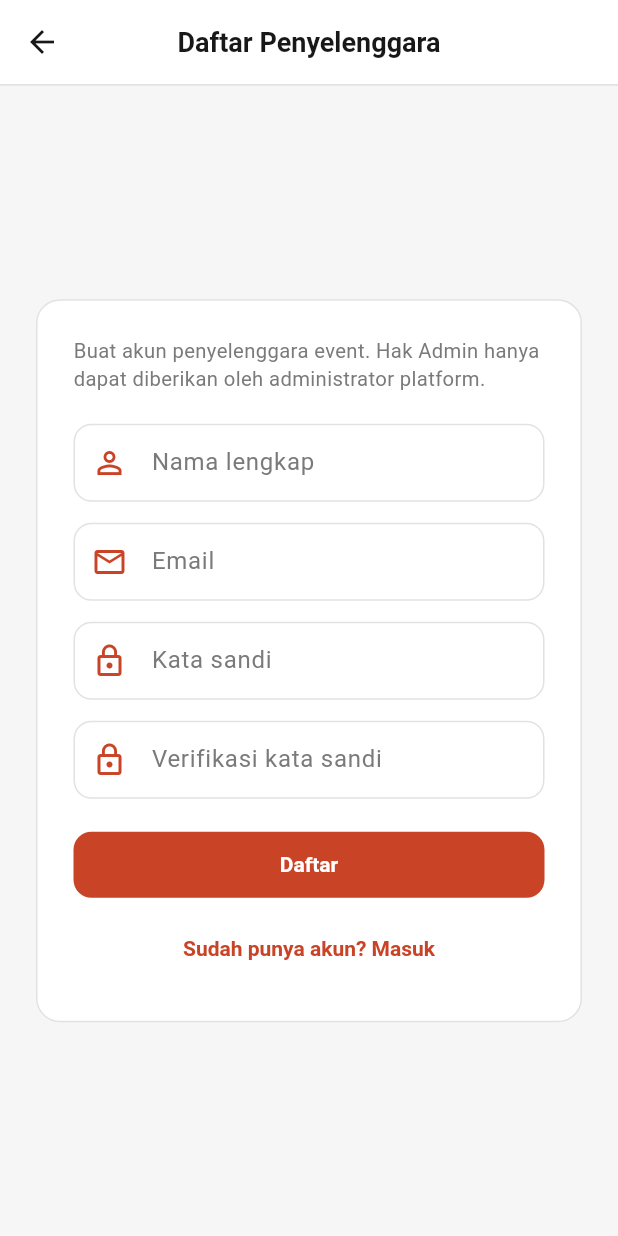
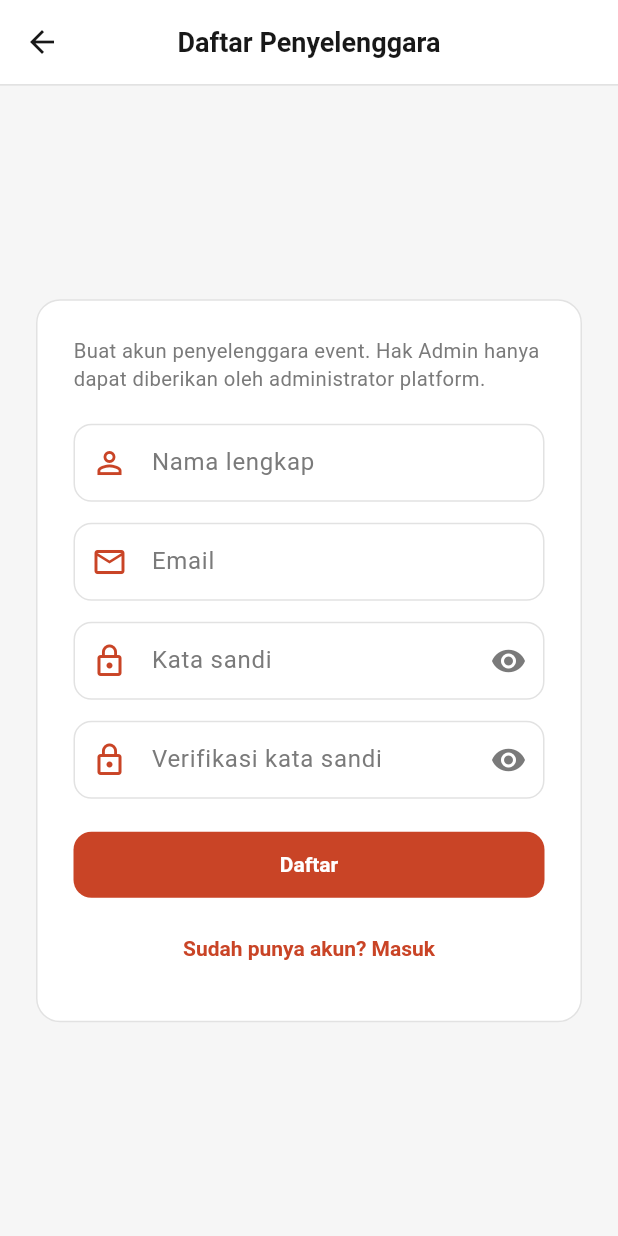
Before and after one commit to azbyte/e_ticket_event_qr_scane, a Flutter app: the RegisterScreen screen opened by its route, on a phone screen of 412 x 824 dp. Run offline on Flutter 3.47's test engine with Material 3 defaults, Android fonts, the phone set to English and light mode, and no system bars; our stand-ins replace flutter_secure_storage, image_picker, qr_flutter; missing offline and left inert: mobile_scanner; accounts and stored records are empty; network calls fail.

Commit message:
feat(auth): tambah tombol lihat kata sandi pada registrasi

```diff
--- a/apps/lib/features/auth/screens/register_screen.dart
+++ b/apps/lib/features/auth/screens/register_screen.dart
@@ -18,6 +18,8 @@ class _RegisterScreenState extends State<RegisterScreen> {
   final _email = TextEditingController();
   final _password = TextEditingController();
   final _confirmPassword = TextEditingController();
+  bool _obscurePassword = true;
+  bool _obscureConfirmPassword = true;
 
   @override
   void dispose() {
@@ -114,11 +116,23 @@ class _RegisterScreenState extends State<RegisterScreen> {
                       TextFormField(
                         key: const Key('register-password-field'),
                         controller: _password,
-                        obscureText: true,
+                        obscureText: _obscurePassword,
                         textInputAction: TextInputAction.next,
-                        decoration: const InputDecoration(
+                        decoration: InputDecoration(
                           labelText: 'Kata sandi',
-                          prefixIcon: Icon(Icons.lock_outline, color: AppTheme.primaryColor),
+                          prefixIcon: const Icon(Icons.lock_outline, color: AppTheme.primaryColor),
+                          suffixIcon: IconButton(
+                            key: const Key('register-password-visibility-toggle'),
+                            tooltip: _obscurePassword
+                                ? 'Tampilkan kata sandi'
+                                : 'Sembunyikan kata sandi',
+                            icon: Icon(
+                              _obscurePassword ? Icons.visibility : Icons.visibility_off,
+                              color: AppTheme.slateGray,
+                            ),
+                            onPressed: () =>
+                                setState(() => _obscurePassword = !_obscurePassword),
+                          ),
                         ),
                         validator: InputValidator.password,
                       ),
@@ -126,12 +140,27 @@ class _RegisterScreenState extends State<RegisterScreen> {
                       TextFormField(
                         key: const Key('register-confirm-password-field'),
                         controller: _confirmPassword,
-                        obscureText: true,
+                        obscureText: _obscureConfirmPassword,
                         textInputAction: TextInputAction.done,
                         onFieldSubmitted: (_) => _submit(),
-                        decoration: const InputDecoration(
+                        decoration: InputDecoration(
                           labelText: 'Verifikasi kata sandi',
-                          prefixIcon: Icon(Icons.lock_outline, color: AppTheme.primaryColor),
+                          prefixIcon: const Icon(Icons.lock_outline, color: AppTheme.primaryColor),
+                          suffixIcon: IconButton(
+                            key: const Key('register-confirm-password-visibility-toggle'),
+                            tooltip: _obscureConfirmPassword
+                                ? 'Tampilkan verifikasi kata sandi'
+                                : 'Sembunyikan verifikasi kata sandi',
+                            icon: Icon(
+                              _obscureConfirmPassword
+                                  ? Icons.visibility
+                                  : Icons.visibility_off,
+                              color: AppTheme.slateGray,
+                            ),
+                            onPressed: () => setState(
+                              () => _obscureConfirmPassword = !_obscureConfirmPassword,
+                            ),
+                          ),
                         ),
                         validator: (value) => InputValidator.confirmPassword(
                           value,
```
Also changed, not shown: 1 other file.
